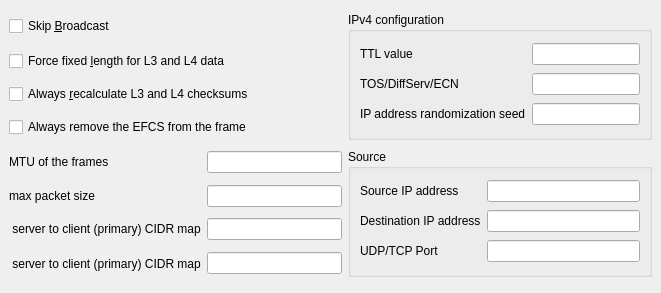
Old version of the form src/gui/TcpEdit.ui in the repository appneta/tcpreplay.
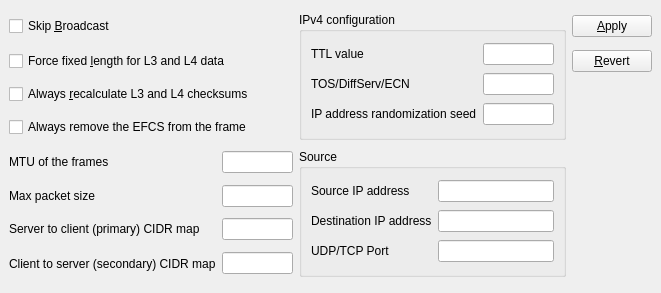
New version of the form.

Commit message: refs #314 Some GuiTcpEdit work.

What changed in the file:
```diff
--- a/src/gui/TcpEdit.ui
+++ b/src/gui/TcpEdit.ui
@@ -134,7 +134,7 @@
     <item row="5" column="0">
      <widget class="QLabel" name="label_6">
       <property name="text">
-       <string>max packet size</string>
+       <string>Max packet size</string>
       </property>
      </widget>
     </item>
@@ -144,7 +144,7 @@
     <item row="6" column="0">
      <widget class="QLabel" name="label_4">
       <property name="text">
-       <string> server to client (primary) CIDR map</string>
+       <string>Server to client (primary) CIDR map</string>
       </property>
      </widget>
     </item>
@@ -154,12 +154,26 @@
     <item row="7" column="0">
      <widget class="QLabel" name="label_7">
       <property name="text">
-       <string> server to client (primary) CIDR map</string>
+       <string>Client to server (secondary) CIDR map</string>
       </property>
      </widget>
     </item>
     <item row="7" column="1">
-     <widget class="QLineEdit" name="lineEdit_7"/>
+     <widget class="QLineEdit" name="lineEdit_secondaryCIDR"/>
+    </item>
+    <item row="0" column="3">
+     <widget class="QPushButton" name="pushButton_apply">
+      <property name="text">
+       <string>&amp;Apply</string>
+      </property>
+     </widget>
+    </item>
+    <item row="1" column="3">
+     <widget class="QPushButton" name="pushButton_revert">
+      <property name="text">
+       <string>&amp;Revert</string>
+      </property>
+     </widget>
     </item>
    </layout>
   </widget>
```
Left out of the diff: 26 changed lines with no effect on the pictures. The commit also changes 3 other files.
